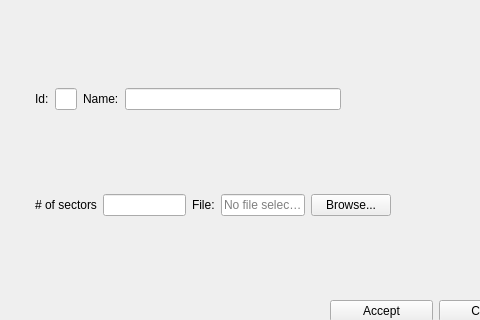
Old version of the form src/uat_tool/presentation/views/ui/form_uspace.ui in the repository vazmasero/UAT-Tool; both pictures show x 0 to 480 and y 0 to 320 of the 571 by 412 pixel window.
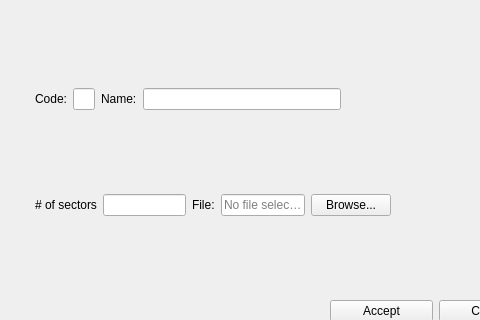
New version of the form.

The edit to the form file:
```diff
--- a/src/uat_tool/presentation/views/ui/form_uspace.ui
+++ b/src/uat_tool/presentation/views/ui/form_uspace.ui
@@ -34,7 +34,7 @@
      <item>
       <widget class="QLabel" name="lbl_id">
        <property name="text">
-        <string>Id:</string>
+        <string>Code:</string>
        </property>
       </widget>
      </item>
```
Left out of the diff: 12 changed lines with no effect on the pictures.
